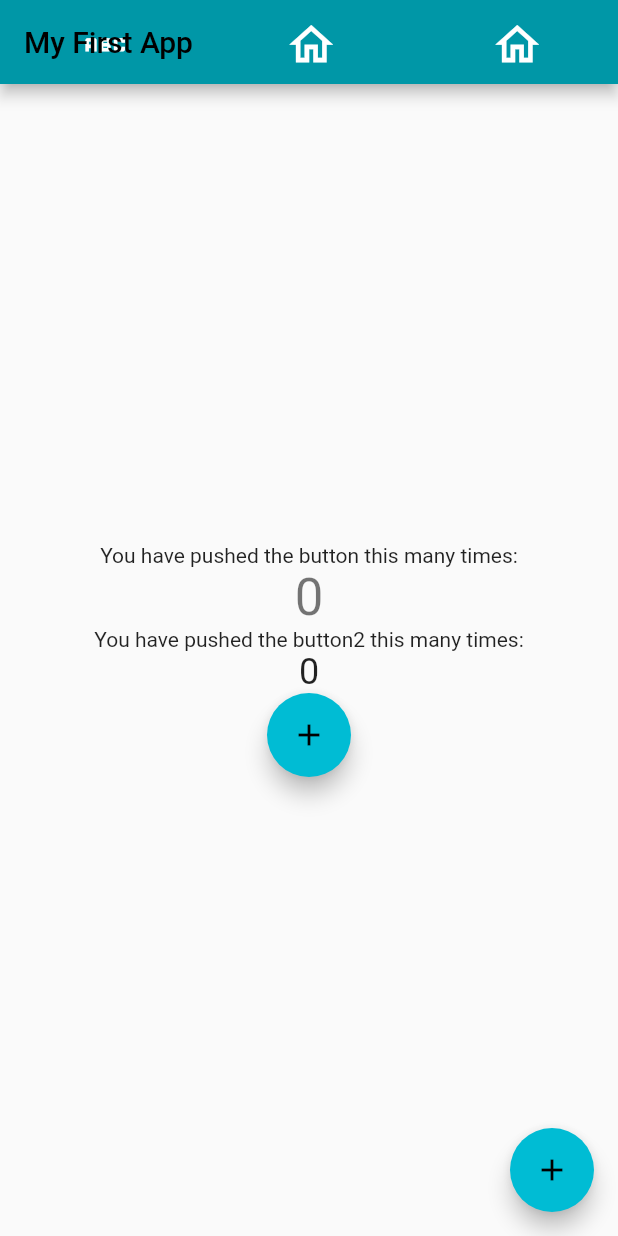
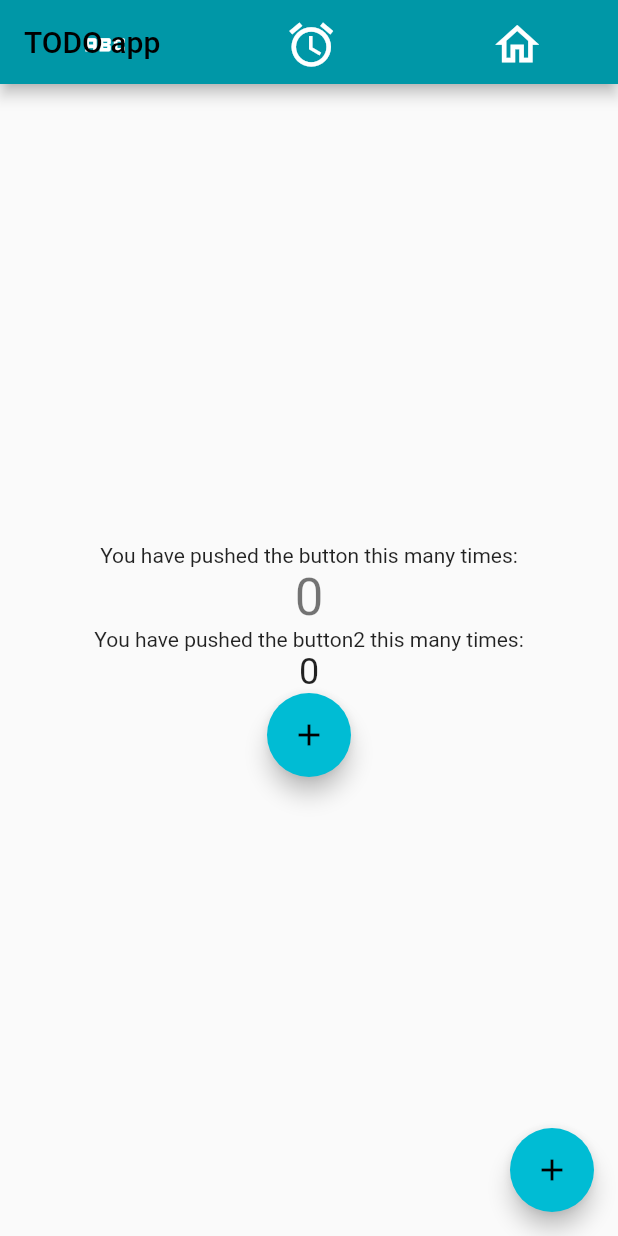
Before and after one commit to mkoo7mk/TODO-app, a Flutter app: the screen it shows after launch, on a phone screen of 412 x 824 dp. Run offline on Flutter 3.47's test engine with Material 2 defaults, Android fonts, the phone set to English and light mode, and no system bars.

```diff
--- a/lib/main.dart
+++ b/lib/main.dart
@@ -24,7 +24,7 @@ class MyApp extends StatelessWidget {
         // is not restarted.
         primarySwatch: Colors.cyan,
       ),
-      home: const MyHomePage(title: 'My First App'),
+      home: const MyHomePage(title: 'TODO app'),
     );
   }
 }
@@ -88,6 +88,7 @@ class _MyHomePageState extends State<MyHomePage> {
             children: [
               IconButton(
                   onPressed: _incrementCounter1,
+                  tooltip: "Increment",
                   icon: const Icon(
                     Icons.abc,
                     color: Colors.white,
@@ -96,7 +97,7 @@ class _MyHomePageState extends State<MyHomePage> {
               IconButton(
                   onPressed: () {},
                   icon: const Icon(
-                    Icons.home_outlined,
+                    Icons.access_alarm_sharp,
                     color: Colors.white,
                     size: 35,
                   )),
```
